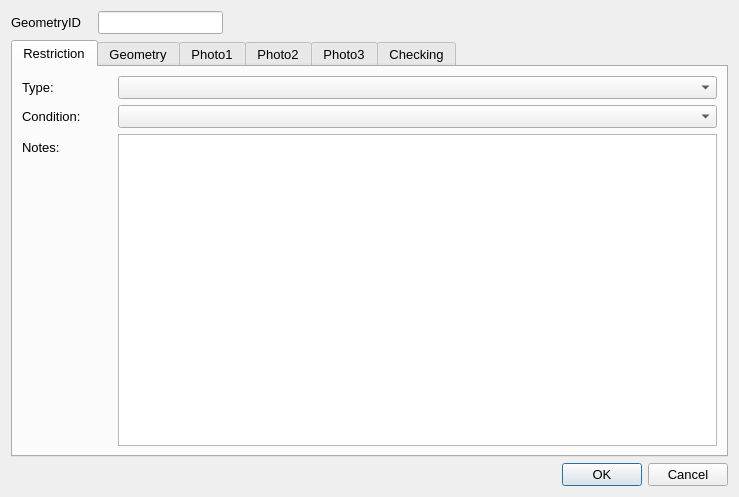
Above: ui/Bins.ui from tlh22/demandForm before the change. Below: the same form after it.
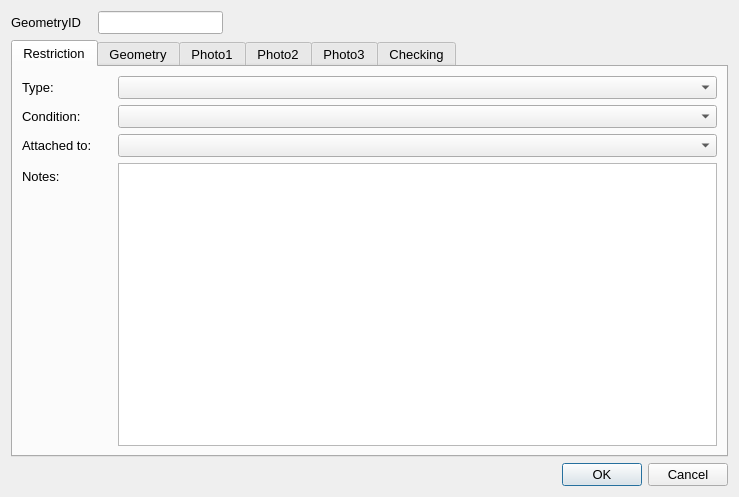
That is the form after the change. Icons and pictures are not drawn.

```diff
--- a/ui/Bins.ui
+++ b/ui/Bins.ui
@@ -138,16 +138,26 @@
        <item row="3" column="1">
         <widget class="QComboBox" name="AssetConditionTypeID"/>
        </item>
-       <item row="7" column="1">
+       <item row="8" column="1">
         <widget class="QTextEdit" name="Notes"/>
        </item>
-       <item row="7" column="0">
+       <item row="8" column="0">
         <widget class="QLabel" name="lbl_Notes">
          <property name="text">
           <string>Notes:</string>
          </property>
         </widget>
        </item>
+       <item row="6" column="1">
+        <widget class="QComboBox" name="AttachmentTypeID"/>
+       </item>
+       <item row="6" column="0">
+        <widget class="QLabel" name="label_12">
+         <property name="text">
+          <string>Attached to:</string>
+         </property>
+        </widget>
+       </item>
       </layout>
      </widget>
      <widget class="QWidget" name="Geometry">
```
